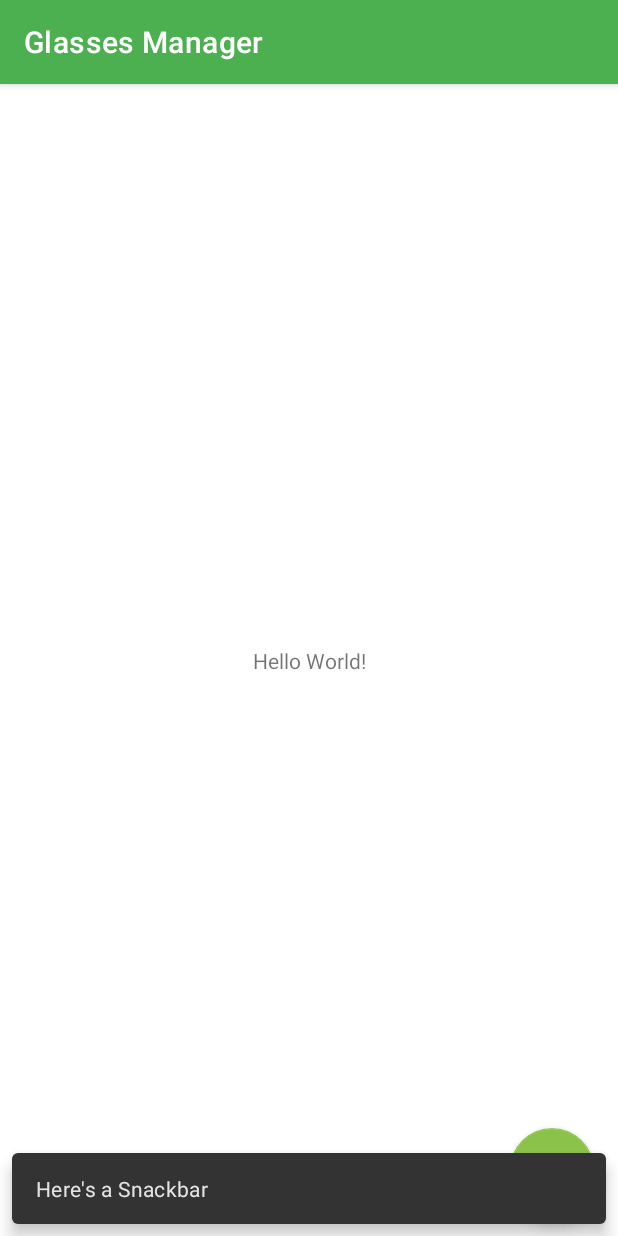
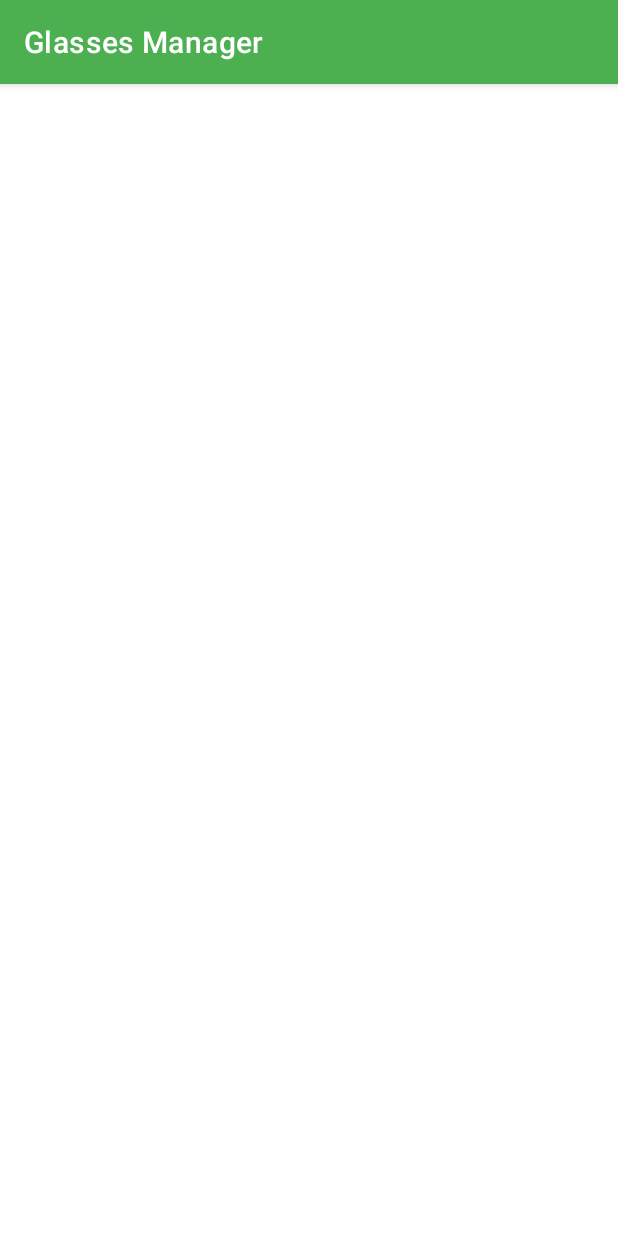
Before and after one commit to SrockNiper/smart-glasses-projekt, an Android app: the screen it shows after launch (MainActivity before the commit, Pridani_zarizeni after it), after a tap on "Přidat zařízení", on a phone screen of 412 x 824 dp. Run offline under Robolectric (Android 15) with nearby library versions, the phone set to English and light mode, and no system bars.

Commit message:
Přidání otevření activity
Po stisknutí tlačítka se otevře jiná activita

```diff
--- a/aplikace/app/src/main/java/com/example/myapplication/MainActivity.java
+++ b/aplikace/app/src/main/java/com/example/myapplication/MainActivity.java
@@ -2,6 +2,7 @@ package com.example.myapplication;
 
 import androidx.appcompat.app.AppCompatActivity;
 
+import android.content.Intent;
 import android.os.Bundle;
 import android.view.View;
 
@@ -18,8 +19,8 @@ public class MainActivity extends AppCompatActivity {
         fab.setOnClickListener(new View.OnClickListener() {
             @Override
             public void onClick(View view) {
-                Snackbar.make(view, "Here's a Snackbar", Snackbar.LENGTH_LONG)
-                        .setAction("Action", null).show();
+                Intent intent = new Intent(MainActivity.this,Pridani_zarizeni.class);
+                startActivity(intent);
             }
         });
     }
```
